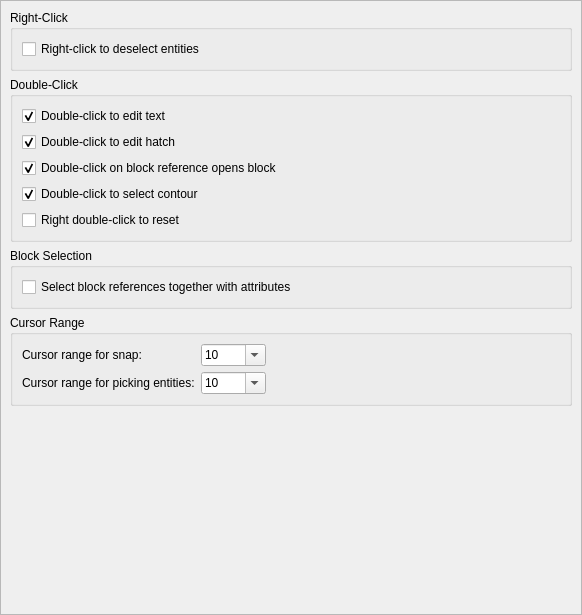
Before: the Qt Designer form scripts/Edit/AppPreferences/GraphicsViewPreferences/BehaviorPreferences/PreferencesPage.ui in qcad/qcad, drawn with Qt 5.
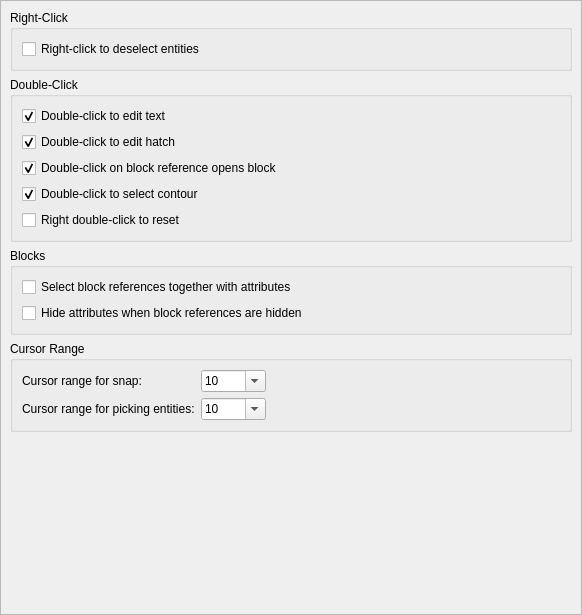
After: the same form once the commit is applied.

Commit message: add preference to hide block attributes with block reference

```diff
--- a/scripts/Edit/AppPreferences/GraphicsViewPreferences/BehaviorPreferences/PreferencesPage.ui
+++ b/scripts/Edit/AppPreferences/GraphicsViewPreferences/BehaviorPreferences/PreferencesPage.ui
@@ -101,7 +101,7 @@
     <item>
      <widget class="QGroupBox" name="groupBox">
       <property name="title">
-       <string>Block Selection</string>
+       <string>Blocks</string>
       </property>
       <layout class="QVBoxLayout" name="verticalLayout_3">
        <item>
@@ -111,6 +111,13 @@
          </property>
         </widget>
        </item>
+       <item>
+        <widget class="QCheckBox" name="HideAttributeWithBlock">
+         <property name="text">
+          <string>Hide attributes when block references are hidden</string>
+         </property>
+        </widget>
+       </item>
       </layout>
      </widget>
     </item>
```
The commit also changes 2 other files.
